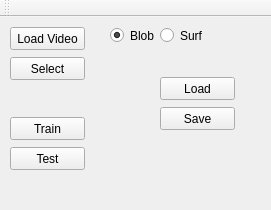
Old version of the form BvTraining/trainingwindow.ui in the repository iti-luebeck/HANSE2011.
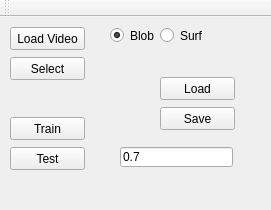
New version of the form.

The edit to the form file:
```diff
--- a/BvTraining/trainingwindow.ui
+++ b/BvTraining/trainingwindow.ui
@@ -121,6 +121,19 @@
      <string>Test</string>
     </property>
    </widget>
+   <widget class="QLineEdit" name="threshEdit">
+    <property name="geometry">
+     <rect>
+      <x>120</x>
+      <y>130</y>
+      <width>113</width>
+      <height>20</height>
+     </rect>
+    </property>
+    <property name="text">
+     <string>0.7</string>
+    </property>
+   </widget>
   </widget>
   <widget class="QMenuBar" name="menuBar">
    <property name="geometry">
```
